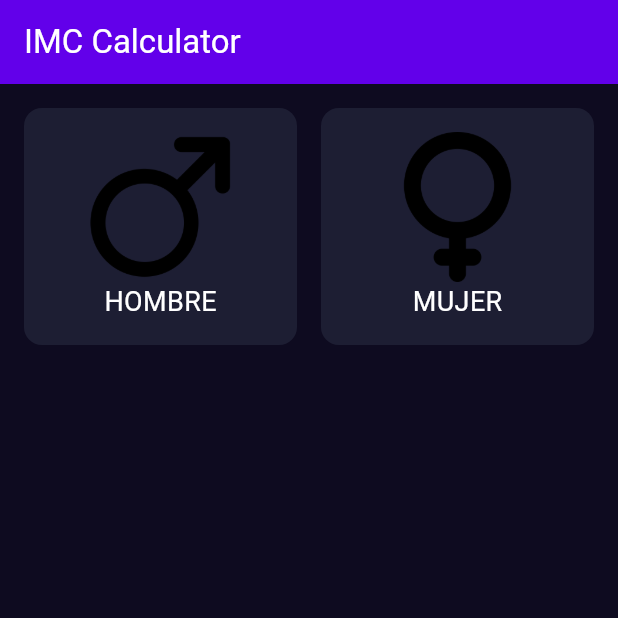
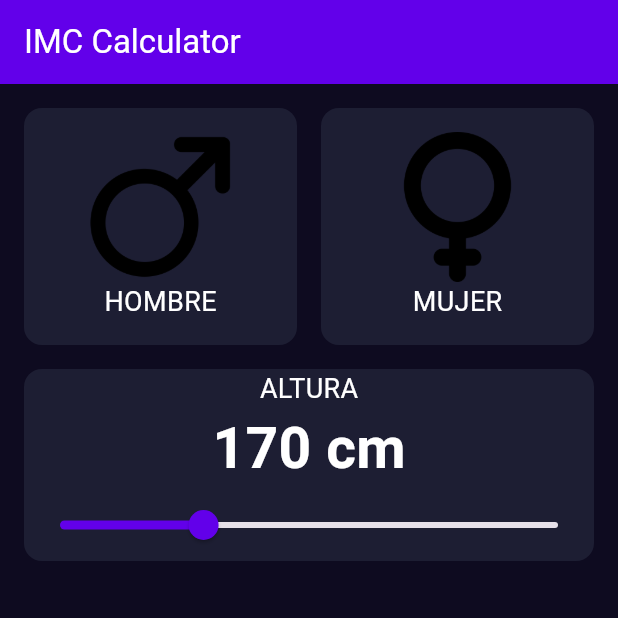
Before and after one commit to franciscogzz/aristidevs-flutter-imc, a Flutter app: the screen it shows after launch, on a phone screen of 412 x 824 dp, the top half of it. Run offline on Flutter 3.47's test engine with Material 3 defaults, Android fonts, the phone set to English and light mode, and no system bars.

Commit message:
Add HeightSelector component to IMC home screen

```diff
--- /dev/null
+++ b/lib/components/height_selector.dart
@@ -0,0 +1,52 @@
+import 'package:flutter/material.dart';
+import 'package:imc_calculator/core/app_colors.dart';
+import 'package:imc_calculator/core/text_styles.dart';
+
+class HeightSelector extends StatefulWidget {
+  const HeightSelector({super.key});
+
+  @override
+  State<HeightSelector> createState() => _HeightSelectorState();
+}
+
+class _HeightSelectorState extends State<HeightSelector> {
+  double height = 170;
+
+  @override
+  Widget build(BuildContext context) {
+    return Padding(
+      padding: const EdgeInsets.only(left: 16, right: 16),
+      child: Container(
+        decoration: BoxDecoration(
+          color: AppColors.backgroundComponent,
+          borderRadius: BorderRadius.circular(12),
+        ),
+        child: Column(
+          children: [
+            Text("ALTURA", style: TextStyles.bodyText),
+            Text(
+              "${height.toStringAsFixed(0)} cm",
+              style: TextStyle(
+                color: Colors.white,
+                fontSize: 38,
+                fontWeight: FontWeight.bold,
+              ),
+            ),
+            Slider(
+              value: height,
+              onChanged: (value) {
+                setState(() {
+                  height = value;
+                });
+              },
+              min: 150,
+              max: 220,
+              divisions: 70,
+              activeColor: AppColors.primary,
+            ),
+          ],
+        ),
+      ),
+    );
+  }
+}
--- a/lib/screens/imc_home_screen.dart
+++ b/lib/screens/imc_home_screen.dart
@@ -1,5 +1,6 @@
 import 'package:flutter/material.dart';
 import 'package:imc_calculator/components/gender_selector.dart';
+import 'package:imc_calculator/components/height_selector.dart';
 
 class ImcHomeScreen extends StatefulWidget {
   const ImcHomeScreen({super.key});
@@ -11,6 +12,6 @@ class ImcHomeScreen extends StatefulWidget {
 class _ImcHomeScreenState extends State<ImcHomeScreen> {
   @override
   Widget build(BuildContext context) {
-    return Column(children: [GenderSelector()]);
+    return Column(children: [GenderSelector(), HeightSelector()]);
   }
 }
```
